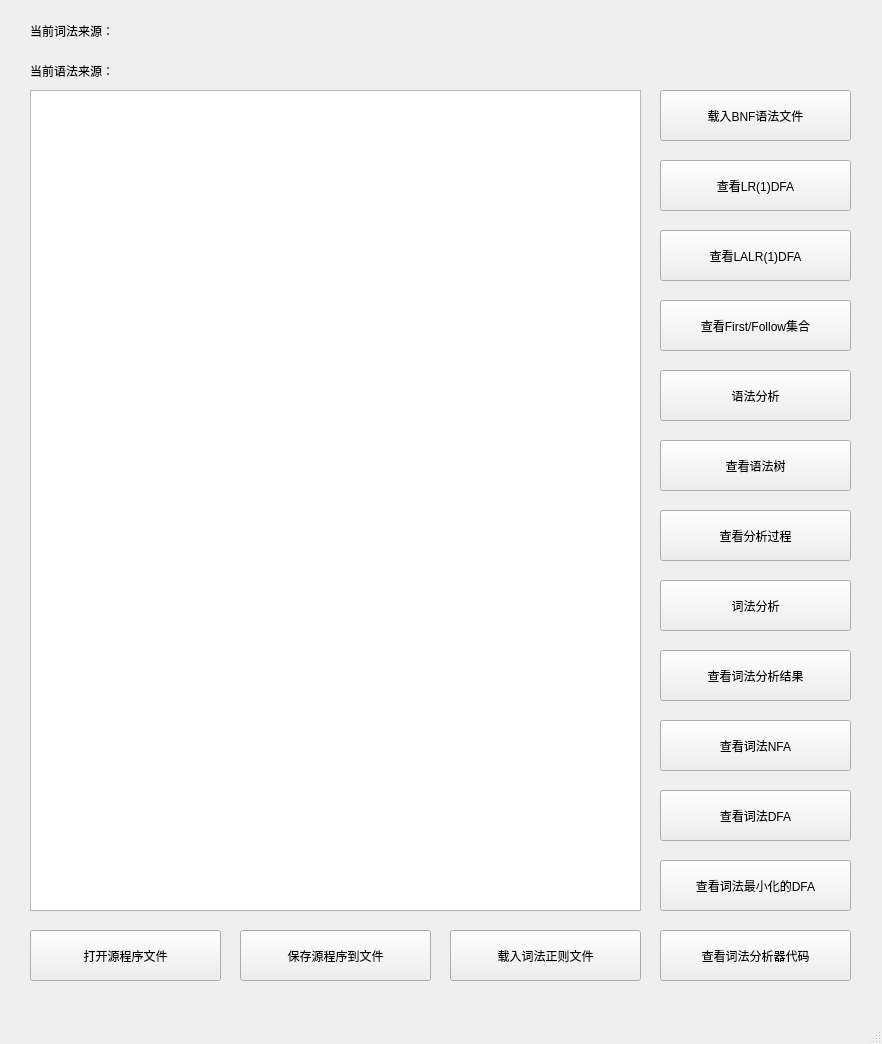
King3212/Compiler-theory, file project/grammarAnalyzer/gui/mainwindow.ui: the form before one commit.
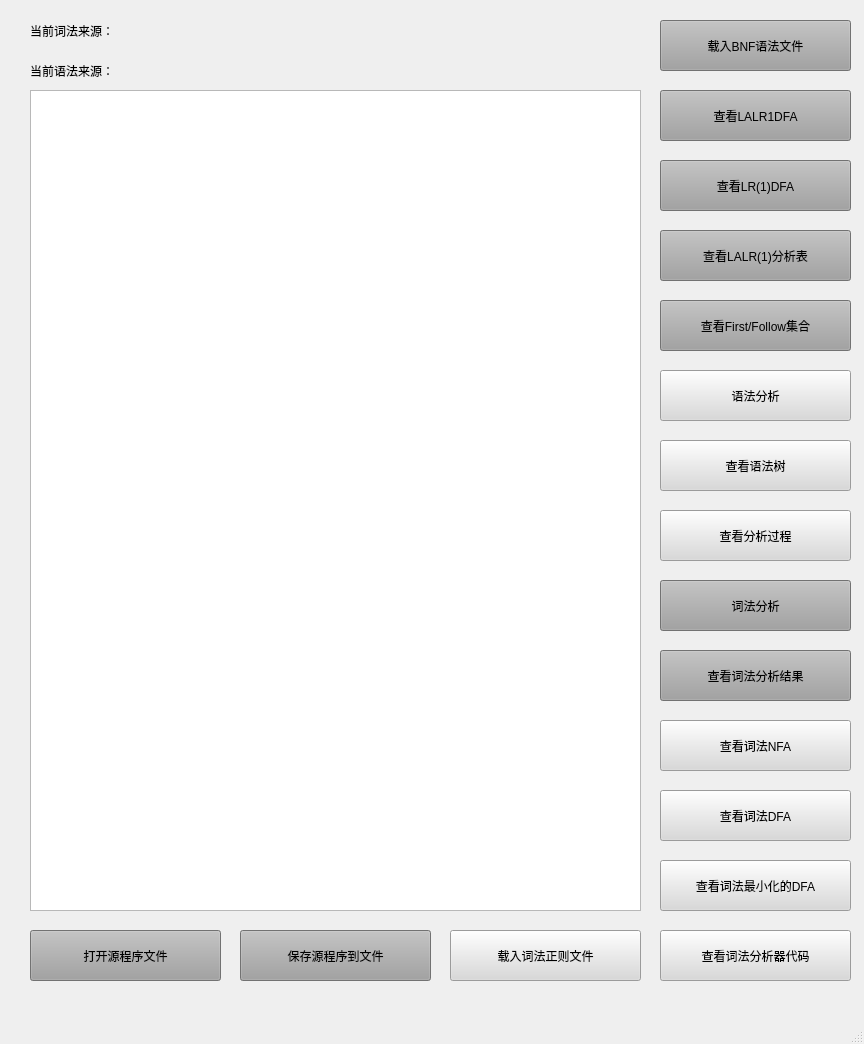
The form after the commit.

What changed in the file:
```diff
--- a/project/grammarAnalyzer/gui/mainwindow.ui
+++ b/project/grammarAnalyzer/gui/mainwindow.ui
@@ -6,13 +6,16 @@
    <rect>
     <x>0</x>
     <y>0</y>
-    <width>882</width>
+    <width>864</width>
     <height>1044</height>
    </rect>
   </property>
   <property name="windowTitle">
    <string>MainWindow</string>
   </property>
+  <property name="styleSheet">
+   <string notr="true"/>
+  </property>
   <widget class="QWidget" name="centralwidget">
    <widget class="QPushButton" name="pushButton_openSrc">
     <property name="geometry">
@@ -23,6 +26,9 @@
       <height>51</height>
      </rect>
     </property>
+    <property name="styleSheet">
+     <string notr="true">background-color: rgb(160, 160, 160);</string>
+    </property>
     <property name="text">
      <string>打开源程序文件</string>
     </property>
@@ -36,6 +42,9 @@
       <height>51</height>
      </rect>
     </property>
+    <property name="styleSheet">
+     <string notr="true">background-color: rgb(217, 217, 217);</string>
+    </property>
     <property name="text">
      <string>载入词法正则文件</string>
     </property>
@@ -44,11 +53,14 @@
     <property name="geometry">
      <rect>
       <x>660</x>
-      <y>90</y>
+      <y>20</y>
       <width>191</width>
       <height>51</height>
      </rect>
     </property>
+    <property name="styleSheet">
+     <string notr="true">background-color: rgb(160, 160, 160);</string>
+    </property>
     <property name="text">
      <string>载入BNF语法文件</string>
     </property>
@@ -72,6 +84,9 @@
       <height>51</height>
      </rect>
     </property>
+    <property name="styleSheet">
+     <string notr="true">background-color: rgb(160, 160, 160);</string>
+    </property>
     <property name="text">
      <string>保存源程序到文件</string>
     </property>
@@ -85,6 +100,9 @@
       <height>51</height>
      </rect>
     </property>
+    <property name="styleSheet">
+     <string notr="true">background-color: rgb(217, 217, 217);</string>
+    </property>
     <property name="text">
      <string>语法分析</string>
     </property>
@@ -98,6 +116,9 @@
       <height>51</height>
      </rect>
     </property>
+    <property name="styleSheet">
+     <string notr="true">background-color: rgb(217, 217, 217);</string>
+    </property>
     <property name="text">
      <string>查看语法树</string>
     </property>
@@ -111,6 +132,9 @@
       <height>51</height>
      </rect>
     </property>
+    <property name="styleSheet">
+     <string notr="true">background-color: rgb(160, 160, 160);</string>
+    </property>
     <property name="text">
      <string>查看LR(1)DFA</string>
     </property>
@@ -124,8 +148,11 @@
       <height>51</height>
      </rect>
     </property>
+    <property name="styleSheet">
+     <string notr="true">background-color: rgb(160, 160, 160);</string>
+    </property>
     <property name="text">
-     <string>查看LALR(1)DFA</string>
+     <string>查看LALR(1)分析表</string>
     </property>
    </widget>
    <widget class="QPushButton" name="pushButton_show_FirstFollow">
@@ -137,6 +164,9 @@
       <height>51</height>
      </rect>
     </property>
+    <property name="styleSheet">
+     <string notr="true">background-color: rgb(160, 160, 160);</string>
+    </property>
     <property name="text">
      <string>查看First/Follow集合</string>
     </property>
@@ -150,6 +180,9 @@
       <height>51</height>
      </rect>
     </property>
+    <property name="styleSheet">
+     <string notr="true">background-color: rgb(217, 217, 217);</string>
+    </property>
     <property name="text">
      <string>查看词法NFA</string>
     </property>
@@ -163,6 +196,9 @@
       <height>51</height>
      </rect>
     </property>
+    <property name="styleSheet">
+     <string notr="true">background-color: rgb(160, 160, 160);</string>
+    </property>
     <property name="text">
      <string>词法分析</string>
     </property>
@@ -176,6 +212,9 @@
       <height>51</height>
      </rect>
     </property>
+    <property name="styleSheet">
+     <string notr="true">background-color: rgb(160, 160, 160);</string>
+    </property>
     <property name="text">
      <string>查看词法分析结果</string>
     </property>
@@ -189,6 +228,9 @@
       <height>51</height>
      </rect>
     </property>
+    <property name="styleSheet">
+     <string notr="true">background-color: rgb(217, 217, 217);</string>
+    </property>
     <property name="text">
      <string>查看分析过程</string>
     </property>
@@ -198,10 +240,13 @@
      <rect>
       <x>30</x>
       <y>10</y>
-      <width>821</width>
+      <width>611</width>
       <height>41</height>
      </rect>
     </property>
+    <property name="styleSheet">
+     <string notr="true"/>
+    </property>
     <property name="text">
      <string>当前词法来源：</string>
     </property>
@@ -211,10 +256,13 @@
      <rect>
       <x>30</x>
       <y>50</y>
-      <width>821</width>
+      <width>611</width>
       <height>41</height>
      </rect>
     </property>
+    <property name="styleSheet">
+     <string notr="true"/>
+    </property>
     <property name="text">
      <string>当前语法来源：</string>
     </property>
@@ -228,6 +276,9 @@
       <height>51</height>
      </rect>
     </property>
+    <property name="styleSheet">
+     <string notr="true">background-color: rgb(217, 217, 217);</string>
+    </property>
     <property name="text">
      <string>查看词法DFA</string>
     </property>
@@ -241,6 +292,9 @@
       <height>51</height>
      </rect>
     </property>
+    <property name="styleSheet">
+     <string notr="true">background-color: rgb(217, 217, 217);</string>
+    </property>
     <property name="text">
      <string>查看词法最小化的DFA</string>
     </property>
@@ -254,10 +308,29 @@
       <height>51</height>
      </rect>
     </property>
+    <property name="styleSheet">
+     <string notr="true">background-color: rgb(217, 217, 217);</string>
+    </property>
     <property name="text">
      <string>查看词法分析器代码</string>
     </property>
    </widget>
+   <widget class="QPushButton" name="pushButton_show_LALR_DFA">
+    <property name="geometry">
+     <rect>
+      <x>660</x>
+      <y>90</y>
+      <width>191</width>
+      <height>51</height>
+     </rect>
+    </property>
+    <property name="styleSheet">
+     <string notr="true">background-color: rgb(160, 160, 160);</string>
+    </property>
+    <property name="text">
+     <string>查看LALR1DFA</string>
+    </property>
+   </widget>
   </widget>
   <widget class="QMenuBar" name="menubar">
    <property name="geometry">
```
Left out of the diff: 6 changed lines with no effect on the pictures.
